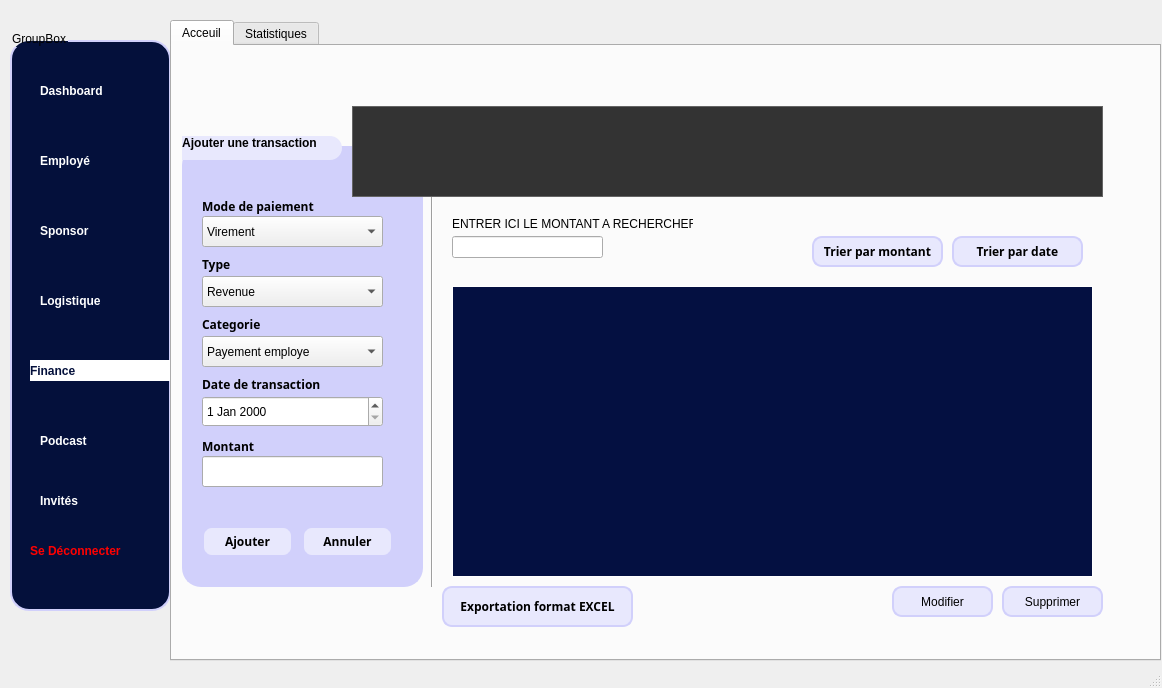
This is mainwindow.ui in esprit2A4Projet/2a4-smart-tv-channel as Qt 5 draws it before an edit. The edited form follows.
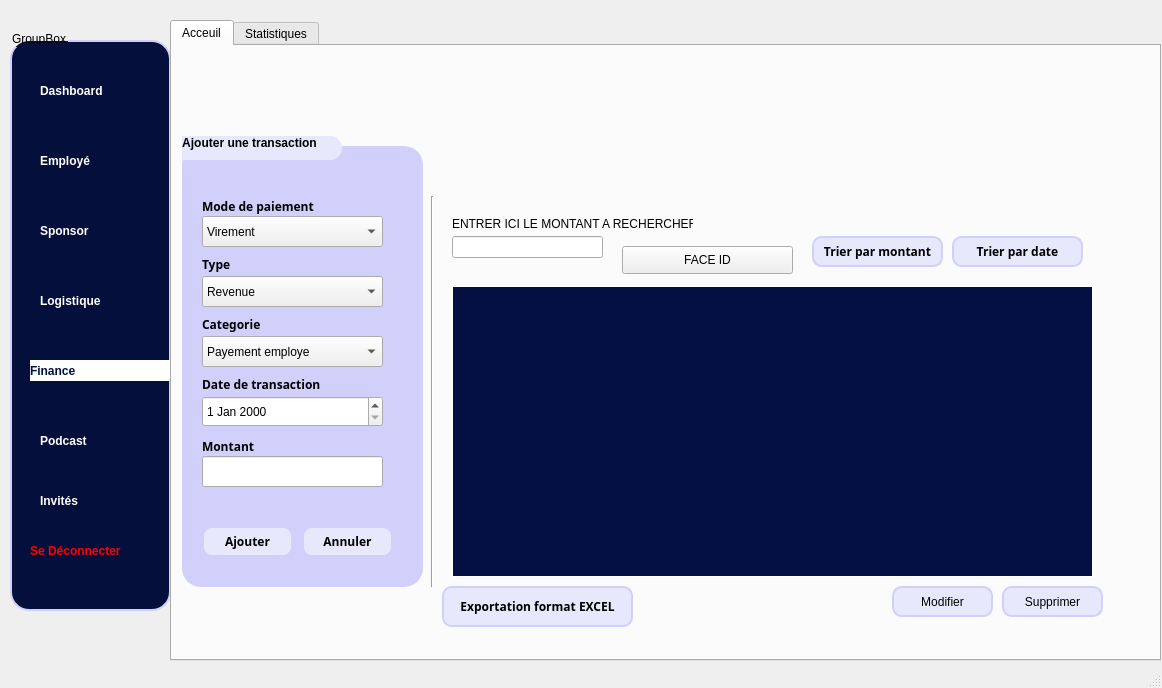
This is the edited form. Icons and pictures are not drawn.

Diff of the .ui file:
```diff
--- a/mainwindow.ui
+++ b/mainwindow.ui
@@ -606,22 +606,6 @@
        </property>
       </widget>
      </widget>
-     <widget class="QLabel" name="label_illustration">
-      <property name="geometry">
-       <rect>
-        <x>260</x>
-        <y>0</y>
-        <width>541</width>
-        <height>161</height>
-       </rect>
-      </property>
-      <property name="text">
-       <string/>
-      </property>
-      <property name="pixmap">
-       <pixmap>../../../../../../Downloads/Group 266.png</pixmap>
-      </property>
-     </widget>
      <widget class="QPushButton" name="pushButton_exportationFormatExcel_Transaction">
       <property name="geometry">
        <rect>
@@ -969,43 +953,10 @@
        <string/>
       </property>
      </widget>
-     <widget class="QListView" name="listView">
-      <property name="geometry">
-       <rect>
-        <x>180</x>
-        <y>60</y>
-        <width>751</width>
-        <height>91</height>
-       </rect>
-      </property>
-      <property name="styleSheet">
-       <string notr="true">QListView {
-    border: 1px solid #646464; /* Contour ajusté pour mieux s'accorder avec le fond sombre */
-    background-color: #333333; /* Fond sombre */
-    show-decoration-selected: 1; /* Pour montrer une décoration lors de la sélection */
-}
-
-QListView::item {
-    border-bottom: 1px solid #555555; /* Ligne de séparation entre les éléments, légèrement plus claire que le fond */
-    padding: 5px; /* Espacement interne pour chaque élément */
-    color: #FFFFFF; /* Texte en blanc pour contraster avec le fond sombre */
-}
-
-QListView::item:selected {
-    background-color: #555555; /* Couleur de fond pour un élément sélectionné, légèrement plus claire */
-    color: #FFFFFF; /* Conserver le texte en blanc pour un élément sélectionné */
-}
-
-QListView::item:hover {
-    background-color: #474747; /* Couleur de fond au survol, un peu plus claire que le fond général */
-    color: #FFFFFF; /* Texte en blanc au survol */
-}</string>
-      </property>
-     </widget>
      <widget class="QPushButton" name="pushButton">
       <property name="geometry">
        <rect>
-        <x>890</x>
+        <x>920</x>
         <y>20</y>
         <width>51</width>
         <height>41</height>
@@ -1033,7 +984,7 @@
      <widget class="QLabel" name="label_11">
       <property name="geometry">
        <rect>
-        <x>840</x>
+        <x>870</x>
         <y>20</y>
         <width>61</width>
         <height>41</height>
@@ -1046,6 +997,19 @@
        <pixmap>../../../../../../Downloads/logo 1.png</pixmap>
       </property>
      </widget>
+     <widget class="QPushButton" name="faceIDButton">
+      <property name="geometry">
+       <rect>
+        <x>450</x>
+        <y>200</y>
+        <width>171</width>
+        <height>28</height>
+       </rect>
+      </property>
+      <property name="text">
+       <string>FACE ID</string>
+      </property>
+     </widget>
      <zorder>groupBox_AjoutTransaction</zorder>
      <zorder>label_illustration</zorder>
      <zorder>pushButton_exportationFormatExcel_Transaction</zorder>
```
Left out of the diff: 87 changed lines with no effect on the pictures.
